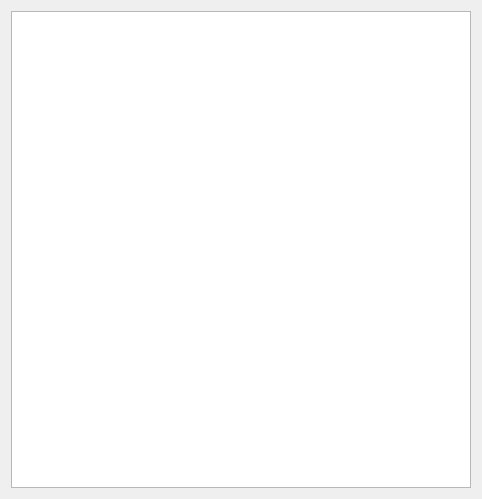
Old version of the form causegrade.ui in the repository MisakiFx/zeus.
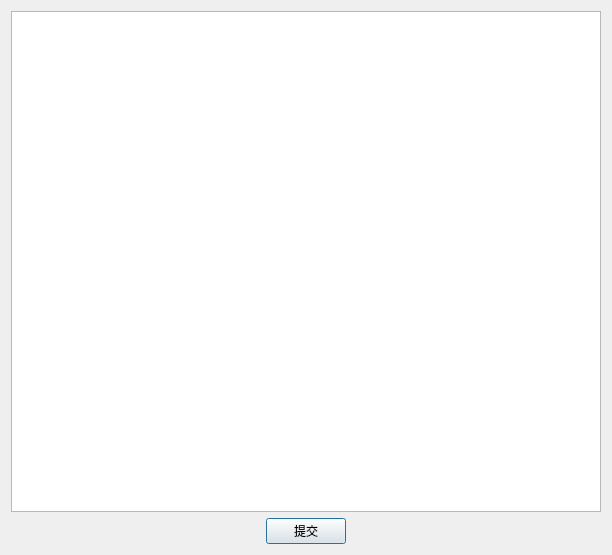
New version of the form.

Diff of the .ui file:
```diff
--- a/causegrade.ui
+++ b/causegrade.ui
@@ -6,16 +6,53 @@
    <rect>
     <x>0</x>
     <y>0</y>
-    <width>482</width>
-    <height>499</height>
+    <width>612</width>
+    <height>555</height>
    </rect>
   </property>
   <property name="windowTitle">
    <string>Dialog</string>
   </property>
   <layout class="QGridLayout" name="gridLayout">
-   <item row="0" column="0">
-    <widget class="QTableWidget" name="tableWidget"/>
+   <item row="1" column="0">
+    <spacer name="horizontalSpacer">
+     <property name="orientation">
+      <enum>Qt::Horizontal</enum>
+     </property>
+     <property name="sizeHint" stdset="0">
+      <size>
+       <width>249</width>
+       <height>20</height>
+      </size>
+     </property>
+    </spacer>
+   </item>
+   <item row="1" column="1">
+    <widget class="QPushButton" name="pushButtonSubmit">
+     <property name="text">
+      <string>提交</string>
+     </property>
+    </widget>
+   </item>
+   <item row="1" column="2">
+    <spacer name="horizontalSpacer_2">
+     <property name="orientation">
+      <enum>Qt::Horizontal</enum>
+     </property>
+     <property name="sizeHint" stdset="0">
+      <size>
+       <width>249</width>
+       <height>20</height>
+      </size>
+     </property>
+    </spacer>
+   </item>
+   <item row="0" column="0" colspan="3">
+    <widget class="QTableWidget" name="tableWidgetCauseGrand">
+     <attribute name="horizontalHeaderStretchLastSection">
+      <bool>true</bool>
+     </attribute>
+    </widget>
    </item>
   </layout>
  </widget>
```
Left out of the diff: 2 changed lines with no effect on the pictures.
